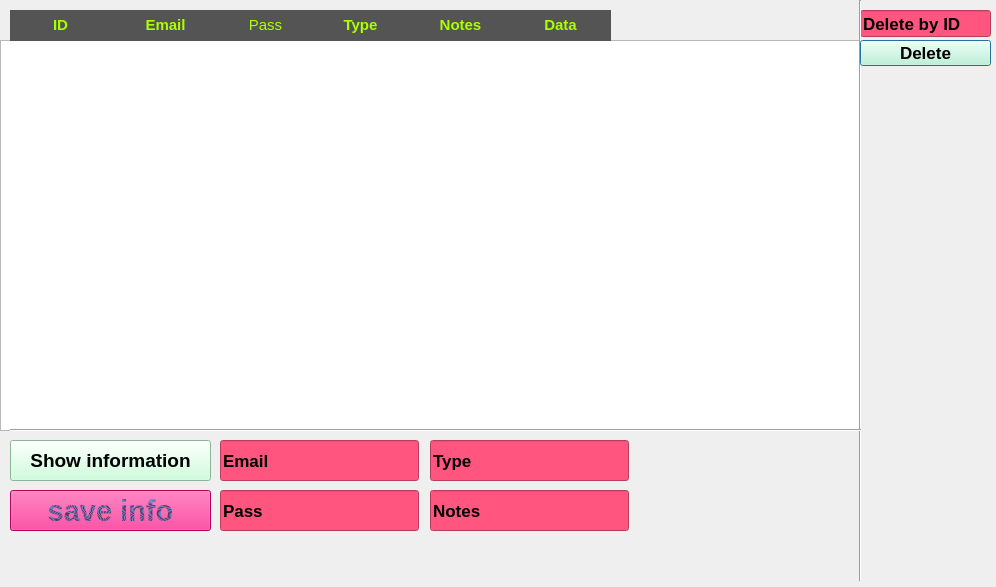
Qt form design.ui (Ali-Adnan219/Email-saving-system) before a commit.
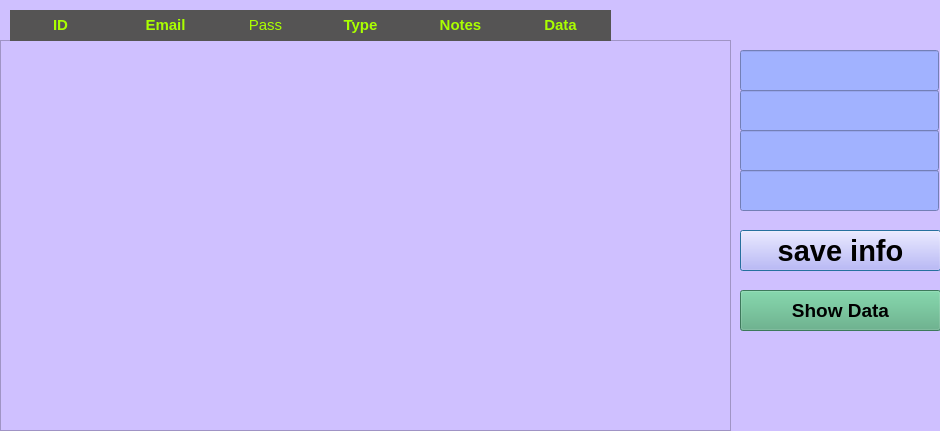
The same form after that commit.

Diff of the .ui file:
```diff
--- a/design.ui
+++ b/design.ui
@@ -6,54 +6,130 @@
    <rect>
     <x>0</x>
     <y>0</y>
-    <width>996</width>
-    <height>587</height>
+    <width>940</width>
+    <height>431</height>
    </rect>
   </property>
   <property name="windowTitle">
    <string>Email-saving-system</string>
   </property>
+  <property name="styleSheet">
+   <string notr="true">background-color: rgb(207, 192, 255);</string>
+  </property>
   <widget class="QTableView" name="tableView">
    <property name="geometry">
     <rect>
      <x>0</x>
      <y>40</y>
-     <width>861</width>
+     <width>731</width>
      <height>391</height>
     </rect>
    </property>
-  </widget>
-  <widget class="Line" name="line">
-   <property name="geometry">
-    <rect>
-     <x>850</x>
-     <y>0</y>
-     <width>20</width>
-     <height>581</height>
-    </rect>
+   <property name="sizePolicy">
+    <sizepolicy hsizetype="Maximum" vsizetype="Maximum">
+     <horstretch>0</horstretch>
+     <verstretch>0</verstretch>
+    </sizepolicy>
    </property>
-   <property name="orientation">
-    <enum>Qt::Vertical</enum>
+   <property name="minimumSize">
+    <size>
+     <width>731</width>
+     <height>0</height>
+    </size>
    </property>
-  </widget>
-  <widget class="Line" name="line_2">
-   <property name="geometry">
-    <rect>
-     <x>10</x>
-     <y>420</y>
-     <width>851</width>
-     <height>20</height>
-    </rect>
+   <property name="font">
+    <font>
+     <weight>75</weight>
+     <bold>true</bold>
+    </font>
    </property>
-   <property name="orientation">
-    <enum>Qt::Horizontal</enum>
+   <property name="contextMenuPolicy">
+    <enum>Qt::CustomContextMenu</enum>
    </property>
+   <property name="layoutDirection">
+    <enum>Qt::LeftToRight</enum>
+   </property>
+   <property name="autoFillBackground">
+    <bool>true</bool>
+   </property>
+   <property name="lineWidth">
+    <number>4</number>
+   </property>
+   <property name="verticalScrollBarPolicy">
+    <enum>Qt::ScrollBarAsNeeded</enum>
+   </property>
+   <property name="horizontalScrollBarPolicy">
+    <enum>Qt::ScrollBarAsNeeded</enum>
+   </property>
+   <property name="sizeAdjustPolicy">
+    <enum>QAbstractScrollArea::AdjustToContents</enum>
+   </property>
+   <property name="autoScroll">
+    <bool>false</bool>
+   </property>
+   <property name="autoScrollMargin">
+    <number>0</number>
+   </property>
+   <property name="dragEnabled">
+    <bool>false</bool>
+   </property>
+   <property name="alternatingRowColors">
+    <bool>true</bool>
+   </property>
+   <property name="verticalScrollMode">
+    <enum>QAbstractItemView::ScrollPerItem</enum>
+   </property>
+   <property name="horizontalScrollMode">
+    <enum>QAbstractItemView::ScrollPerPixel</enum>
+   </property>
+   <property name="sortingEnabled">
+    <bool>true</bool>
+   </property>
+   <property name="wordWrap">
+    <bool>true</bool>
+   </property>
+   <attribute name="horizontalHeaderVisible">
+    <bool>false</bool>
+   </attribute>
+   <attribute name="horizontalHeaderCascadingSectionResizes">
+    <bool>false</bool>
+   </attribute>
+   <attribute name="horizontalHeaderDefaultSectionSize">
+    <number>130</number>
+   </attribute>
+   <attribute name="horizontalHeaderHighlightSections">
+    <bool>true</bool>
+   </attribute>
+   <attribute name="horizontalHeaderShowSortIndicator" stdset="0">
+    <bool>false</bool>
+   </attribute>
+   <attribute name="horizontalHeaderStretchLastSection">
+    <bool>true</bool>
+   </attribute>
+   <attribute name="verticalHeaderVisible">
+    <bool>false</bool>
+   </attribute>
+   <attribute name="verticalHeaderCascadingSectionResizes">
+    <bool>true</bool>
+   </attribute>
+   <attribute name="verticalHeaderDefaultSectionSize">
+    <number>40</number>
+   </attribute>
+   <attribute name="verticalHeaderMinimumSectionSize">
+    <number>23</number>
+   </attribute>
+   <attribute name="verticalHeaderShowSortIndicator" stdset="0">
+    <bool>true</bool>
+   </attribute>
+   <attribute name="verticalHeaderStretchLastSection">
+    <bool>false</bool>
+   </attribute>
   </widget>
   <widget class="QPushButton" name="pushButton_2">
    <property name="geometry">
     <rect>
-     <x>10</x>
-     <y>490</y>
+     <x>740</x>
+     <y>230</y>
      <width>201</width>
      <height>41</height>
     </rect>
@@ -72,18 +148,23 @@
     <string>&lt;html&gt;&lt;head/&gt;&lt;body&gt;&lt;p align=&quot;center&quot;&gt;&lt;br/&gt;&lt;span style=&quot; font-size:10pt; font-weight:600; color:#00ffff;&quot;&gt;save info&lt;/span&gt;&lt;/p&gt;&lt;/body&gt;&lt;/html&gt;</string>
    </property>
    <property name="styleSheet">
-    <string notr="true">color: qradialgradient(spread:repeat, cx:0.5, cy:0.5, radius:0.077, fx:0.5, fy:0.5, stop:0 rgba(0, 169, 255, 147), stop:0.497326 rgba(0, 0, 0, 147), stop:1 rgba(0, 169, 255, 147));
-background-color:rgb(255, 0, 127);</string>
+    <string notr="true">background-color: rgb(186, 172, 255);</string>
    </property>
    <property name="text">
     <string>save info</string>
    </property>
+   <property name="default">
+    <bool>false</bool>
+   </property>
+   <property name="flat">
+    <bool>false</bool>
+   </property>
   </widget>
   <widget class="QPushButton" name="pushButton_3">
    <property name="geometry">
     <rect>
-     <x>10</x>
-     <y>440</y>
+     <x>740</x>
+     <y>290</y>
      <width>201</width>
      <height>41</height>
     </rect>
@@ -99,17 +180,18 @@
     <string>&lt;html&gt;&lt;head/&gt;&lt;body&gt;&lt;p align=&quot;center&quot;&gt;Show information&lt;/p&gt;&lt;/body&gt;&lt;/html&gt;</string>
    </property>
    <property name="styleSheet">
-    <string notr="true">background-color:rgb(193, 255, 211)</string>
+    <string notr="true">background-color: rgb(85, 84, 84);
+background-color: rgb(85, 170, 127);</string>
    </property>
    <property name="text">
-    <string>Show information</string>
+    <string>Show Data</string>
    </property>
   </widget>
   <widget class="QLineEdit" name="lineEdit_3">
    <property name="geometry">
     <rect>
-     <x>220</x>
-     <y>440</y>
+     <x>740</x>
+     <y>50</y>
      <width>199</width>
      <height>41</height>
     </rect>
@@ -123,17 +205,18 @@
    </property>
    <property name="styleSheet">
     <string notr="true">
-background-color: rgb(255, 85, 127);</string>
+background-color: rgb(79, 21, 255);
+background-color: rgb(161, 178, 255);</string>
    </property>
    <property name="text">
-    <string>Email</string>
+    <string/>
    </property>
   </widget>
   <widget class="QLineEdit" name="lineEdit_4">
    <property name="geometry">
     <rect>
-     <x>220</x>
-     <y>490</y>
+     <x>740</x>
+     <y>90</y>
      <width>199</width>
      <height>41</height>
     </rect>
@@ -146,17 +229,17 @@
     </font>
    </property>
    <property name="styleSheet">
-    <string notr="true">background-color: rgb(255, 85, 127);</string>
+    <string notr="true">background-color: rgb(161, 178, 255);</string>
    </property>
    <property name="text">
-    <string>Pass</string>
+    <string/>
    </property>
   </widget>
   <widget class="QLineEdit" name="lineEdit_2">
    <property name="geometry">
     <rect>
-     <x>430</x>
-     <y>440</y>
+     <x>740</x>
+     <y>130</y>
      <width>199</width>
      <height>41</height>
     </rect>
@@ -169,17 +252,17 @@
     </font>
    </property>
    <property name="styleSheet">
-    <string notr="true">background-color: rgb(255, 85, 127);</string>
+    <string notr="true">background-color: rgb(161, 178, 255);</string>
    </property>
    <property name="text">
-    <string>Type</string>
+    <string/>
    </property>
   </widget>
   <widget class="QLineEdit" name="lineEdit_5">
    <property name="geometry">
     <rect>
-     <x>430</x>
-     <y>490</y>
+     <x>740</x>
+     <y>170</y>
      <width>199</width>
      <height>41</height>
     </rect>
@@ -191,75 +274,17 @@
      <bold>true</bold>
     </font>
    </property>
-   <property name="styleSheet">
-    <string notr="true">background-color: rgb(255, 85, 127);</string>
-   </property>
-   <property name="text">
-    <string>Notes</string>
-   </property>
-  </widget>
-  <widget class="QLineEdit" name="lineEdit">
-   <property name="geometry">
-    <rect>
-     <x>860</x>
-     <y>10</y>
-     <width>131</width>
-     <height>27</height>
-    </rect>
-   </property>
-   <property name="font">
-    <font>
-     <pointsize>13</pointsize>
-     <weight>75</weight>
-     <bold>true</bold>
-    </font>
-   </property>
    <property name="toolTip">
-    <string>&lt;html&gt;&lt;head/&gt;&lt;body&gt;&lt;p align=&quot;center&quot;&gt;&lt;span style=&quot; font-size:11pt; color:#aaff00;&quot;&gt;Delete by ID&lt;/span&gt;&lt;/p&gt;&lt;/body&gt;&lt;/html&gt;</string>
-   </property>
-   <property name="styleSheet">
-    <string notr="true">background-color: rgb(255, 85, 127);</string>
-   </property>
-   <property name="text">
-    <string>Delete by ID</string>
-   </property>
-   <property name="maxLength">
-    <number>32782</number>
-   </property>
-  </widget>
-  <widget class="QPushButton" name="pushButton">
-   <property name="geometry">
-    <rect>
-     <x>860</x>
-     <y>40</y>
-     <width>131</width>
-     <height>26</height>
-    </rect>
-   </property>
-   <property name="font">
-    <font>
-     <pointsize>13</pointsize>
-     <weight>75</weight>
-     <bold>true</bold>
-    </font>
+    <string>&lt;html&gt;&lt;head/&gt;&lt;body&gt;&lt;p align=&quot;center&quot;&gt;&lt;span style=&quot; font-size:12pt;&quot;&gt;Type&lt;/span&gt;&lt;/p&gt;&lt;/body&gt;&lt;/html&gt;</string>
    </property>
    <property name="whatsThis">
     <string>&lt;html&gt;&lt;head/&gt;&lt;body&gt;&lt;p align=&quot;center&quot;&gt;&lt;span style=&quot; color:#aaff00;&quot;&gt;de&lt;/span&gt;&lt;/p&gt;&lt;/body&gt;&lt;/html&gt;</string>
    </property>
    <property name="styleSheet">
-    <string notr="true">background-color:rgb(193, 255, 211)</string>
+    <string notr="true">background-color: rgb(161, 178, 255);</string>
    </property>
    <property name="text">
-    <string>Delete</string>
-   </property>
-   <property name="checkable">
-    <bool>false</bool>
-   </property>
-   <property name="default">
-    <bool>true</bool>
-   </property>
-   <property name="flat">
-    <bool>false</bool>
+    <string/>
    </property>
   </widget>
   <widget class="QLabel" name="label">
```
Left out of the diff: 49 changed lines with no effect on the pictures.
